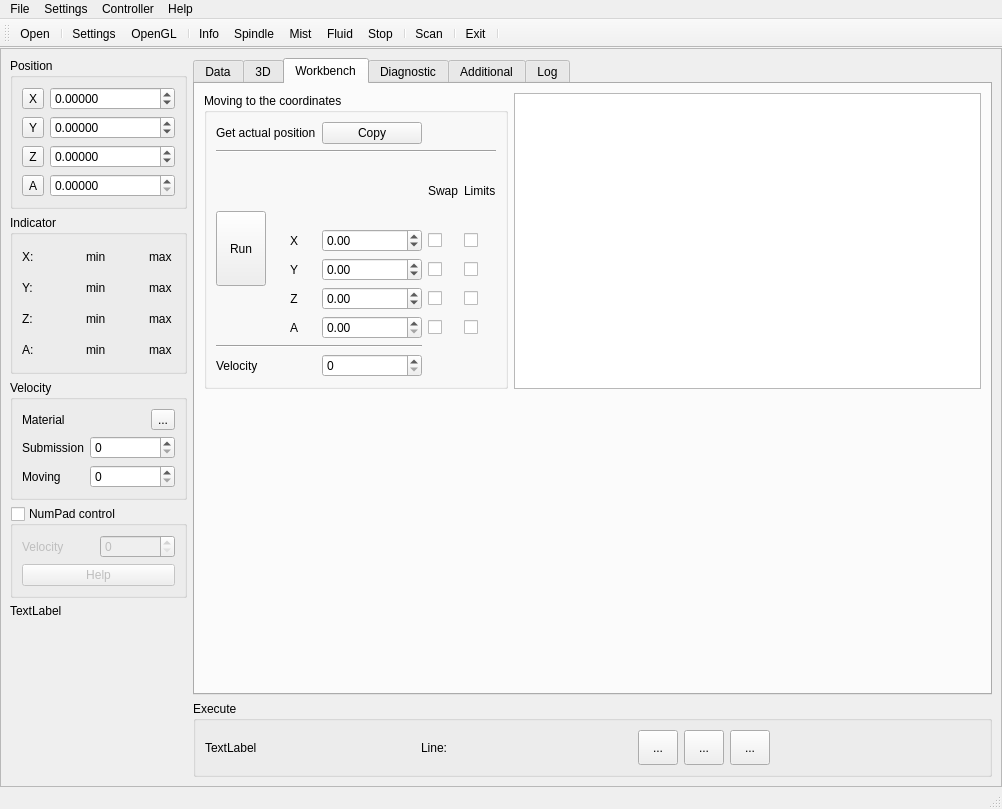
Qt form sources/forms/MainWindow.ui (eduard-x/cnc-qt) before a commit.
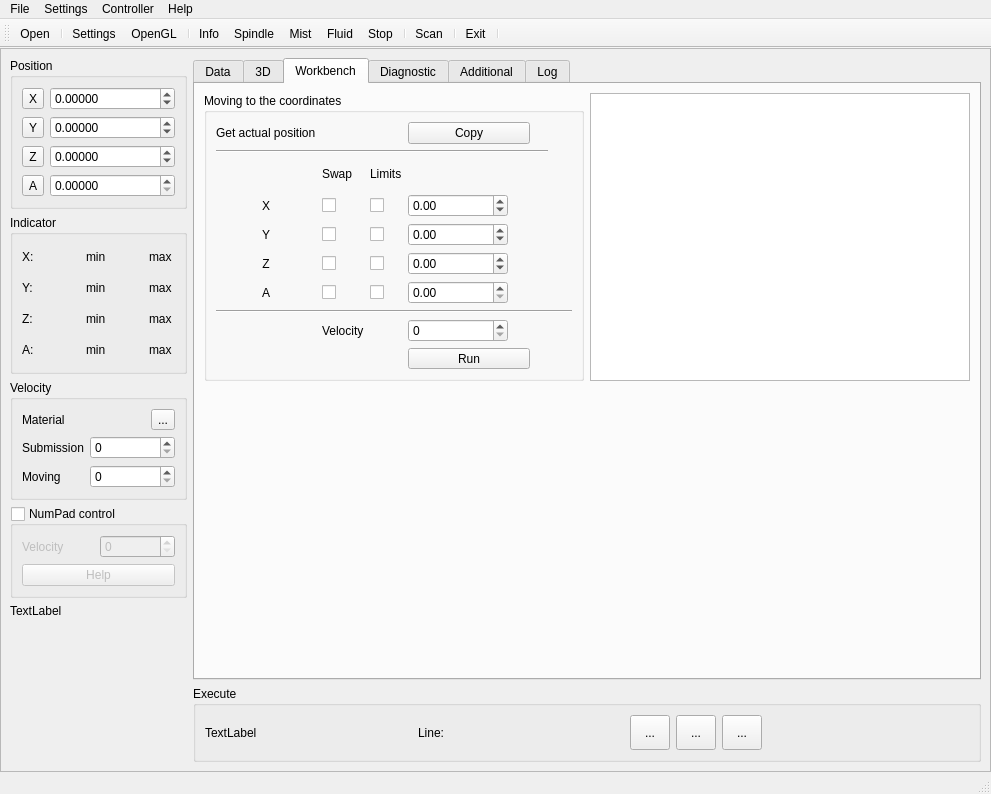
The same form after that commit. The open tabs and pages were chosen to show the change. Icons and pictures are not drawn.

Patch:
```diff
--- a/sources/forms/MainWindow.ui
+++ b/sources/forms/MainWindow.ui
@@ -6,8 +6,8 @@
    <rect>
     <x>0</x>
     <y>0</y>
-    <width>1002</width>
-    <height>809</height>
+    <width>991</width>
+    <height>794</height>
    </rect>
   </property>
   <property name="iconSize">
@@ -909,173 +909,27 @@
                 <string>Moving to the coordinates</string>
                </property>
                <layout class="QGridLayout" name="gridLayout_8">
-                <item row="3" column="1">
-                 <widget class="QLabel" name="label_26">
-                  <property name="text">
-                   <string>X</string>
-                  </property>
-                  <property name="alignment">
-                   <set>Qt::AlignCenter</set>
-                  </property>
-                 </widget>
-                </item>
-                <item row="3" column="2">
-                 <widget class="QDoubleSpinBox" name="doubleSpinMoveX">
-                  <property name="minimumSize">
-                   <size>
-                    <width>100</width>
-                    <height>0</height>
-                   </size>
-                  </property>
-                  <property name="maximumSize">
-                   <size>
-                    <width>100</width>
-                    <height>16777215</height>
-                   </size>
-                  </property>
-                  <property name="minimum">
-                   <double>-999.990000000000009</double>
-                  </property>
-                  <property name="maximum">
-                   <double>999.990000000000009</double>
-                  </property>
-                 </widget>
-                </item>
                 <item row="4" column="1">
-                 <widget class="QLabel" name="label_25">
-                  <property name="text">
-                   <string>Y</string>
-                  </property>
-                  <property name="alignment">
-                   <set>Qt::AlignCenter</set>
-                  </property>
-                 </widget>
-                </item>
-                <item row="4" column="2">
-                 <widget class="QDoubleSpinBox" name="doubleSpinMoveY">
-                  <property name="minimumSize">
-                   <size>
-                    <width>100</width>
-                    <height>0</height>
-                   </size>
-                  </property>
-                  <property name="maximumSize">
-                   <size>
-                    <width>100</width>
-                    <height>16777215</height>
-                   </size>
-                  </property>
-                  <property name="minimum">
-                   <double>-999.990000000000009</double>
-                  </property>
-                  <property name="maximum">
-                   <double>999.990000000000009</double>
-                  </property>
-                 </widget>
-                </item>
-                <item row="5" column="1">
-                 <widget class="QLabel" name="label_27">
-                  <property name="text">
-                   <string>Z</string>
-                  </property>
-                  <property name="alignment">
-                   <set>Qt::AlignCenter</set>
-                  </property>
-                 </widget>
-                </item>
-                <item row="5" column="2">
-                 <widget class="QDoubleSpinBox" name="doubleSpinMoveZ">
-                  <property name="minimumSize">
-                   <size>
-                    <width>100</width>
-                    <height>0</height>
-                   </size>
-                  </property>
-                  <property name="maximumSize">
-                   <size>
-                    <width>100</width>
-                    <height>16777215</height>
-                   </size>
-                  </property>
-                  <property name="minimum">
-                   <double>-999.990000000000009</double>
-                  </property>
-                  <property name="maximum">
-                   <double>999.990000000000009</double>
-                  </property>
-                 </widget>
-                </item>
-                <item row="7" column="0" colspan="3">
-                 <widget class="Line" name="line_4">
-                  <property name="orientation">
-                   <enum>Qt::Horizontal</enum>
-                  </property>
-                 </widget>
-                </item>
-                <item row="8" column="0">
-                 <widget class="QLabel" name="labelVelo">
-                  <property name="text">
-                   <string>Velocity</string>
-                  </property>
-                 </widget>
-                </item>
-                <item row="8" column="2">
-                 <widget class="QSpinBox" name="spinMoveVelo">
-                  <property name="minimumSize">
-                   <size>
-                    <width>75</width>
-                    <height>0</height>
-                   </size>
-                  </property>
-                  <property name="maximumSize">
-                   <size>
-                    <width>100</width>
-                    <height>16777215</height>
-                   </size>
-                  </property>
-                 </widget>
-                </item>
-                <item row="0" column="0" colspan="2">
-                 <widget class="QLabel" name="label_2">
-                  <property name="text">
-                   <string>Get actual position</string>
-                  </property>
-                 </widget>
-                </item>
-                <item row="0" column="2">
-                 <widget class="QPushButton" name="pushCopyPos">
-                  <property name="minimumSize">
-                   <size>
-                    <width>100</width>
-                    <height>0</height>
-                   </size>
-                  </property>
-                  <property name="text">
-                   <string>Copy</string>
-                  </property>
-                 </widget>
-                </item>
-                <item row="2" column="3">
                  <widget class="QLabel" name="label_10">
                   <property name="text">
                    <string>Swap</string>
                   </property>
                  </widget>
                 </item>
-                <item row="6" column="1">
-                 <widget class="QLabel" name="label_9">
+                <item row="13" column="2">
+                 <widget class="QCheckBox" name="checkBoxLimitsA">
+                  <property name="maximumSize">
+                   <size>
+                    <width>50</width>
+                    <height>16777215</height>
+                   </size>
+                  </property>
                   <property name="text">
-                   <string>A</string>
-                  </property>
-                  <property name="alignment">
-                   <set>Qt::AlignCenter</set>
+                   <string/>
                   </property>
                  </widget>
                 </item>
-                <item row="6" column="2">
-                 <widget class="QDoubleSpinBox" name="doubleSpinMoveA"/>
-                </item>
-                <item row="3" column="3">
+                <item row="9" column="1">
                  <widget class="QCheckBox" name="checkBoxSwapX">
                   <property name="maximumSize">
                    <size>
@@ -1088,22 +942,15 @@
                   </property>
                  </widget>
                 </item>
-                <item row="2" column="4">
+                <item row="4" column="2">
                  <widget class="QLabel" name="label_11">
                   <property name="text">
                    <string>Limits</string>
                   </property>
                  </widget>
                 </item>
-                <item row="1" column="0" colspan="5">
-                 <widget class="Line" name="line_7">
-                  <property name="orientation">
-                   <enum>Qt::Horizontal</enum>
-                  </property>
-                 </widget>
-                </item>
-                <item row="3" column="4">
-                 <widget class="QCheckBox" name="checkBoxLimitsX">
+                <item row="12" column="1">
+                 <widget class="QCheckBox" name="checkBoxSwapZ">
                   <property name="maximumSize">
                    <size>
                     <width>50</width>
@@ -1115,7 +962,27 @@
                   </property>
                  </widget>
                 </item>
-                <item row="4" column="3">
+                <item row="1" column="0">
+                 <widget class="QLabel" name="label_2">
+                  <property name="text">
+                   <string>Get actual position</string>
+                  </property>
+                 </widget>
+                </item>
+                <item row="1" column="3">
+                 <widget class="QPushButton" name="pushCopyPos">
+                  <property name="minimumSize">
+                   <size>
+                    <width>100</width>
+                    <height>0</height>
+                   </size>
+                  </property>
+                  <property name="text">
+                   <string>Copy</string>
+                  </property>
+                 </widget>
+                </item>
+                <item row="11" column="1">
                  <widget class="QCheckBox" name="checkBoxSwapY">
                   <property name="maximumSize">
                    <size>
@@ -1128,7 +995,33 @@
                   </property>
                  </widget>
                 </item>
-                <item row="4" column="4">
+                <item row="9" column="2">
+                 <widget class="QCheckBox" name="checkBoxLimitsX">
+                  <property name="maximumSize">
+                   <size>
+                    <width>50</width>
+                    <height>16777215</height>
+                   </size>
+                  </property>
+                  <property name="text">
+                   <string/>
+                  </property>
+                 </widget>
+                </item>
+                <item row="13" column="1">
+                 <widget class="QCheckBox" name="checkBoxSwapA">
+                  <property name="maximumSize">
+                   <size>
+                    <width>50</width>
+                    <height>16777215</height>
+                   </size>
+                  </property>
+                  <property name="text">
+                   <string/>
+                  </property>
+                 </widget>
+                </item>
+                <item row="11" column="2">
                  <widget class="QCheckBox" name="checkBoxLimitsY">
                   <property name="maximumSize">
                    <size>
@@ -1141,20 +1034,14 @@
                   </property>
                  </widget>
                 </item>
-                <item row="5" column="3">
-                 <widget class="QCheckBox" name="checkBoxSwapZ">
-                  <property name="maximumSize">
-                   <size>
-                    <width>50</width>
-                    <height>16777215</height>
-                   </size>
-                  </property>
+                <item row="15" column="1">
+                 <widget class="QLabel" name="labelVelo">
                   <property name="text">
-                   <string/>
+                   <string>Velocity</string>
                   </property>
                  </widget>
                 </item>
-                <item row="5" column="4">
+                <item row="12" column="2">
                  <widget class="QCheckBox" name="checkBoxLimitsZ">
                   <property name="maximumSize">
                    <size>
@@ -1167,38 +1054,170 @@
                   </property>
                  </widget>
                 </item>
-                <item row="6" column="3">
-                 <widget class="QCheckBox" name="checkBoxSwapA">
+                <item row="11" column="0">
+                 <widget class="QLabel" name="label_25">
+                  <property name="text">
+                   <string>Y</string>
+                  </property>
+                  <property name="alignment">
+                   <set>Qt::AlignCenter</set>
+                  </property>
+                 </widget>
+                </item>
+                <item row="11" column="3">
+                 <widget class="QDoubleSpinBox" name="doubleSpinMoveY">
+                  <property name="minimumSize">
+                   <size>
+                    <width>100</width>
+                    <height>0</height>
+                   </size>
+                  </property>
                   <property name="maximumSize">
                    <size>
-                    <width>50</width>
+                    <width>100</width>
                     <height>16777215</height>
                    </size>
                   </property>
+                  <property name="minimum">
+                   <double>-999.990000000000009</double>
+                  </property>
+                  <property name="maximum">
+                   <double>999.990000000000009</double>
+                  </property>
+                 </widget>
+                </item>
+                <item row="12" column="0">
+                 <widget class="QLabel" name="label_27">
                   <property name="text">
-                   <string/>
+                   <string>Z</string>
                   </property>
+                  <property name="alignment">
+                   <set>Qt::AlignCenter</set>
+                  </property>
                  </widget>
                 </item>
-                <item row="6" column="4">
-                 <widget class="QCheckBox" name="checkBoxLimitsA">
+                <item row="14" column="0" colspan="11">
+                 <widget class="Line" name="line_4">
+                  <property name="orientation">
+                   <enum>Qt::Horizontal</enum>
+                  </property>
+                 </widget>
+                </item>
+                <item row="15" column="3">
+                 <widget class="QSpinBox" name="spinMoveVelo">
+                  <property name="minimumSize">
+                   <size>
+                    <width>100</width>
+                    <height>0</height>
+                   </size>
+                  </property>
                   <property name="maximumSize">
                    <size>
-                    <width>50</width>
+                    <width>100</width>
                     <height>16777215</height>
                    </size>
                   </property>
+                 </widget>
+                </item>
+                <item row="13" column="3">
+                 <widget class="QDoubleSpinBox" name="doubleSpinMoveA">
+                  <property name="minimumSize">
+                   <size>
+                    <width>100</width>
+                    <height>0</height>
+                   </size>
+                  </property>
+                  <property name="maximumSize">
+                   <size>
+                    <width>100</width>
+                    <height>16777215</height>
+                   </size>
+                  </property>
+                 </widget>
+                </item>
+                <item row="12" column="3">
+                 <widget class="QDoubleSpinBox" name="doubleSpinMoveZ">
+                  <property name="minimumSize">
+                   <size>
+                    <width>100</width>
+                    <height>0</height>
+                   </size>
+                  </property>
+                  <property name="maximumSize">
+                   <size>
+                    <width>100</width>
+                    <height>16777215</height>
+                   </size>
+                  </property>
+                  <property name="minimum">
+                   <double>-999.990000000000009</double>
+                  </property>
+                  <property name="maximum">
+                   <double>999.990000000000009</double>
+                  </property>
+                 </widget>
+                </item>
+                <item row="9" column="3">
+                 <widget class="QDoubleSpinBox" name="doubleSpinMoveX">
+                  <property name="minimumSize">
+                   <size>
+                    <width>100</width>
+                    <height>0</height>
+                   </size>
+                  </property>
+                  <property name="maximumSize">
+                   <size>
+                    <width>100</width>
+                    <height>16777215</height>
+                   </size>
+                  </property>
+                  <property name="minimum">
+                   <double>-999.990000000000009</double>
+                  </property>
+                  <property name="maximum">
+                   <double>999.990000000000009</double>
+                  </property>
+                 </widget>
+                </item>
+                <item row="13" column="0">
+                 <widget class="QLabel" name="label_9">
                   <property name="text">
-                   <string/>
+                   <string>A</string>
                   </property>
+                  <property name="alignment">
+                   <set>Qt::AlignCenter</set>
+                  </property>
                  </widget>
                 </item>
-                <item row="2" column="0" rowspan="5">
+                <item row="9" column="0">
+                 <widget class="QLabel" name="label_26">
+                  <property name="text">
+                   <string>X</string>
+                  </property>
+                  <property name="alignment">
+                   <set>Qt::AlignCenter</set>
+                  </property>
+                 </widget>
+                </item>
+                <item row="3" column="0" colspan="7">
+                 <widget class="Line" name="line_7">
+                  <property name="orientation">
+                   <enum>Qt::Horizontal</enum>
+                  </property>
+                 </widget>
+                </item>
+                <item row="16" column="3">
                  <widget class="QToolButton" name="toolRunMoving">
+                  <property name="sizePolicy">
+                   <sizepolicy hsizetype="MinimumExpanding" vsizetype="Fixed">
+                    <horstretch>0</horstretch>
+                    <verstretch>0</verstretch>
+                   </sizepolicy>
+                  </property>
                   <property name="minimumSize">
                    <size>
-                    <width>50</width>
-                    <height>75</height>
+                    <width>0</width>
+                    <height>0</height>
                    </size>
                   </property>
                   <property name="text">
@@ -2143,7 +2162,7 @@
     <rect>
      <x>0</x>
      <y>0</y>
-     <width>1002</width>
+     <width>991</width>
      <height>30</height>
     </rect>
    </property>
```
Left out of the diff: 10 changed lines with no effect on the pictures.
